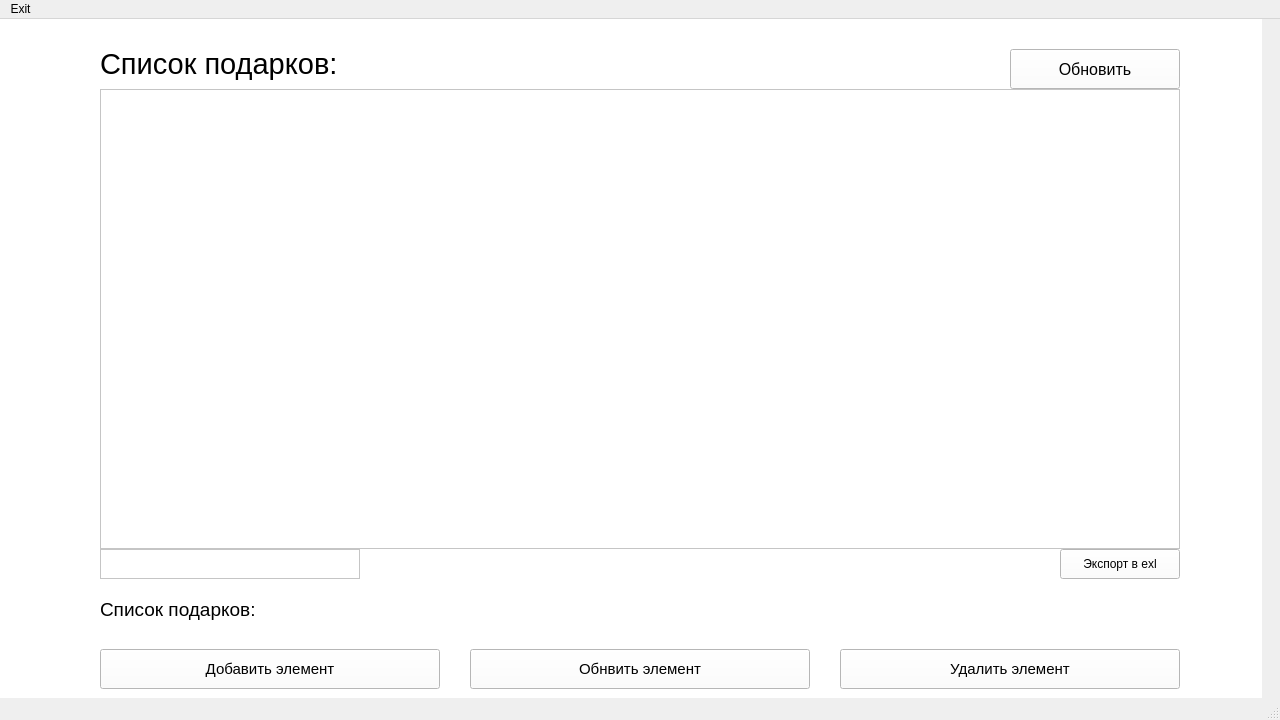
Before: the Qt Designer form app/style/table.ui in glebkasilov/NewYear-project, drawn with Qt 5.
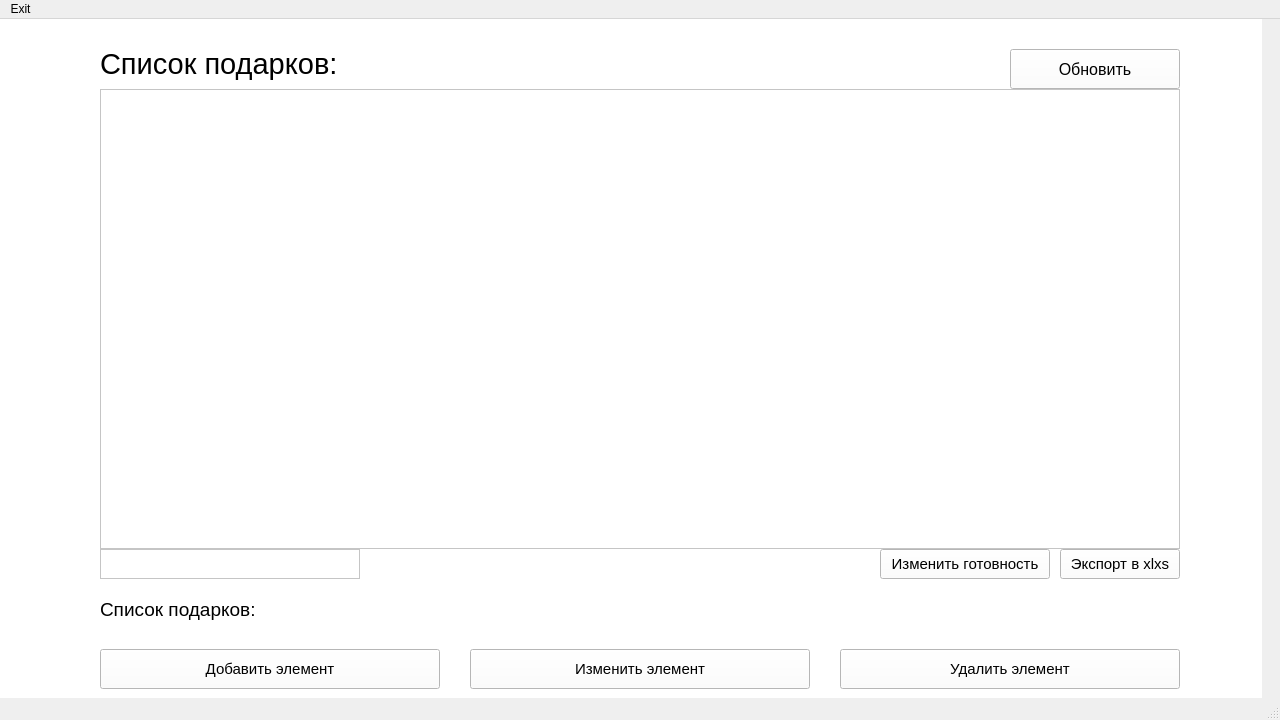
After: the same form once the commit is applied.

Patch:
```diff
--- a/app/style/table.ui
+++ b/app/style/table.ui
@@ -93,7 +93,7 @@
       </font>
      </property>
      <property name="text">
-      <string>Обнвить элемент</string>
+      <string>Изменить элемент</string>
      </property>
     </widget>
     <widget class="QPushButton" name="deleteElemet">
@@ -159,8 +159,13 @@
        <height>30</height>
       </rect>
      </property>
+     <property name="font">
+      <font>
+       <pointsize>11</pointsize>
+      </font>
+     </property>
      <property name="text">
-      <string>Экспорт в exl</string>
+      <string>Экспорт в xlxs</string>
      </property>
     </widget>
     <widget class="QTableWidget" name="table">
@@ -186,6 +191,24 @@
       <bool>true</bool>
      </property>
     </widget>
+    <widget class="QPushButton" name="editElementReady">
+     <property name="geometry">
+      <rect>
+       <x>880</x>
+       <y>530</y>
+       <width>170</width>
+       <height>30</height>
+      </rect>
+     </property>
+     <property name="font">
+      <font>
+       <pointsize>11</pointsize>
+      </font>
+     </property>
+     <property name="text">
+      <string>Изменить готовность</string>
+     </property>
+    </widget>
    </widget>
   </widget>
   <widget class="QMenuBar" name="menubar">
```
Left out of the diff: 5 changed lines with no effect on the pictures.
